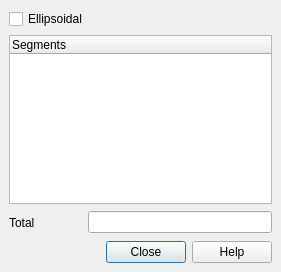
Old version of the form src/ui/qgsmeasurebase.ui in the repository kadas-albireo/kadas-albireo.
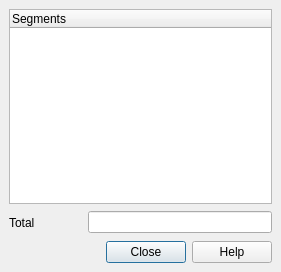
New version of the form. Icons and pictures are not drawn.

What changed in the file:
```diff
--- a/src/ui/qgsmeasurebase.ui
+++ b/src/ui/qgsmeasurebase.ui
@@ -98,13 +98,6 @@
      </property>
     </widget>
    </item>
-   <item row="0" column="0" colspan="3">
-    <widget class="QCheckBox" name="mcbProjectionEnabled">
-     <property name="text">
-      <string>Ellipsoidal</string>
-     </property>
-    </widget>
-   </item>
   </layout>
  </widget>
  <layoutdefault spacing="6" margin="11"/>
```
